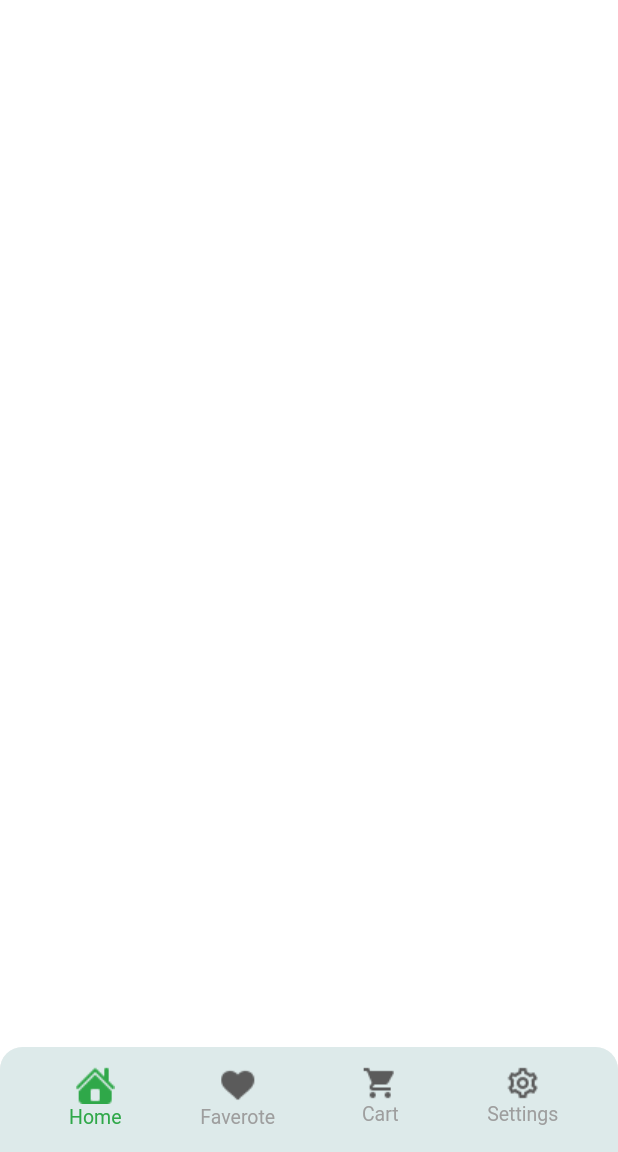
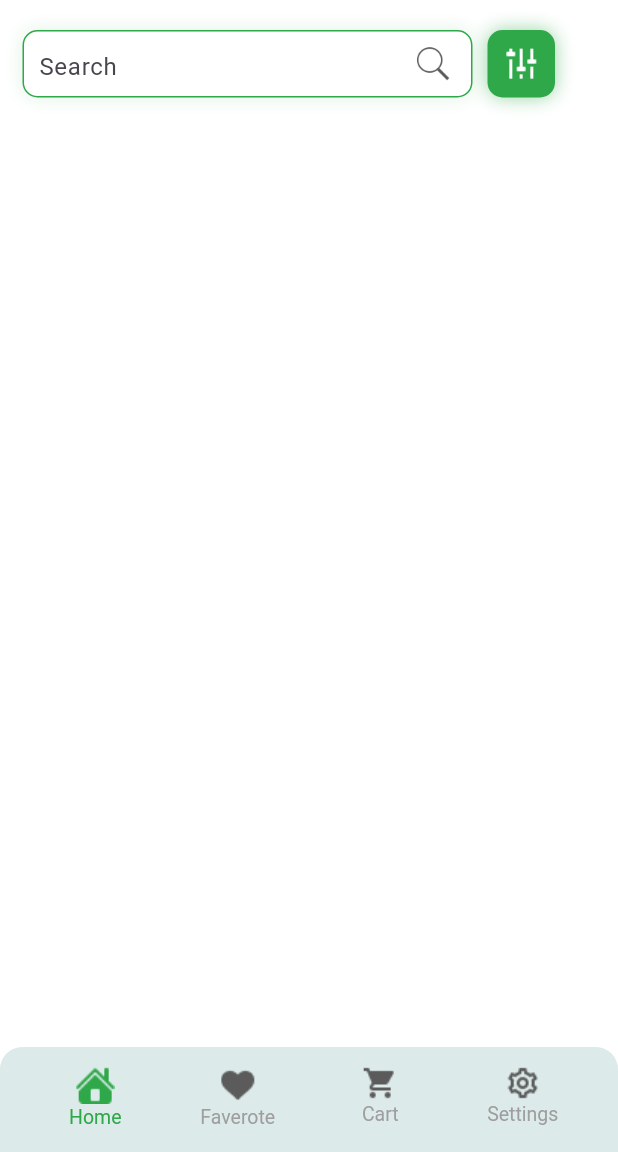
Before and after one commit to RaviYadavO4/plant-ui, a Flutter app: the BottomBarLayout screen opened by its route, on a phone screen of 412 x 824 dp, the part 84-1236 px from its top. Run offline on Flutter 3.47's test engine with Material 3 defaults, Android fonts, the phone set to English and light mode, and no system bars; our stand-ins replace dotted_line, figma_squircle, flutter_svg; Roboto replaces fonts that are missing (lato).

Commit message:
add search bar in HS Screen

```diff
--- a/lib/common/app_array.dart
+++ b/lib/common/app_array.dart
@@ -33,4 +33,16 @@ var drawerList = [
 
   ];
 
+
+var hs_categories = [
+  {"id" : 0,"category": "All"},
+  {"id" : 1,"category": "Outdoor"},
+  {"id" : 2,"category": "Indoor"},
+  {"id" : 3,"category": "Office"},
+  {"id" : 4,"category": "Garden"},
+
+  ];
+
+
+
 }
--- a/lib/providers/bottom_screen_provider/bottom_screen_provider.dart
+++ b/lib/providers/bottom_screen_provider/bottom_screen_provider.dart
@@ -12,8 +12,8 @@ class BottomScreenProvider extends ChangeNotifier {
   final List<Widget> screens = [
     const HomeScreen(),
     Container(color: appColors.white),
-    Container(color: appColors.white),
-    Container(color: appColors.white),
+    const HomeScreen(),
+    const HomeScreen(),
     // const CryptoScreen(),
     // const InsightScreen(),
     // const ProfileScreen(),
--- a/lib/screens/bottom_screen/home_screen/layout/hs_body_layout/home_body_layout.dart
+++ b/lib/screens/bottom_screen/home_screen/layout/hs_body_layout/home_body_layout.dart
@@ -1,6 +1,7 @@
 import 'package:flutter/material.dart';
 import 'package:plant_ui/common/theme/scale.dart';
 import 'package:plant_ui/providers/bottom_screen_provider/home_screen_provider.dart';
+import 'package:plant_ui/screens/bottom_screen/home_screen/layout/hs_body_layout/layout/hs_search_bar/hs_search_bar_layout.dart';
 import 'package:plant_ui/widgets/common_state.dart';
 import 'package:provider/provider.dart';
 
@@ -26,7 +27,7 @@ class _HomeBodyLayoutState extends State<HomeBodyLayout> {
             child: const Column(
               crossAxisAlignment: CrossAxisAlignment.start,
               children: [
-
+                HsSearchBarLayout()
               ],
             ),
           );
--- a/lib/screens/bottom_screen/home_screen/layout/hs_body_layout/layout/hs_search_bar/hs_search_bar_layout.dart
+++ b/lib/screens/bottom_screen/home_screen/layout/hs_body_layout/layout/hs_search_bar/hs_search_bar_layout.dart
@@ -1,10 +1,75 @@
 import 'package:flutter/material.dart';
+import 'package:plant_ui/config.dart';
 
 class HsSearchBarLayout extends StatelessWidget {
   const HsSearchBarLayout({super.key});
 
   @override
   Widget build(BuildContext context) {
-    return const Placeholder();
+    return Padding(
+              padding:
+                  const EdgeInsets.symmetric(horizontal: 15.0, vertical: 20.0),
+              child: Row(
+                children: [
+                  Container(
+                    height: 45.0,
+                    width: 300.0,
+                    padding: const EdgeInsets.symmetric(horizontal: 10.0),
+                    decoration: BoxDecoration(
+                      color: appColors.white,
+                      border: Border.all(color: appColors.green),
+                      boxShadow: [
+                        BoxShadow(
+                          color: appColors.green.withOpacity(0.15),
+                          blurRadius: 10,
+                          offset: const Offset(0, 0),
+                        ),
+                      ],
+                      borderRadius: BorderRadius.circular(10.0),
+                    ),
+                    child: Row(
+                      children: [
+                        const SizedBox(
+                          height: 45,
+                          width: 250,
+                          child: TextField(
+                            decoration: InputDecoration(
+                              border: InputBorder.none,
+                              hintText: 'Search',
+                            ),
+                          ),
+                        ),
+                        Image.asset(
+                          'assets/icons/search.png',
+                          height: 25,
+                        )
+                      ],
+                    ),
+                  ),
+                  const SizedBox(width: 10),
+                  Container(
+                    height: 45.0,
+                    width: 45.0,
+                    padding: const EdgeInsets.symmetric(horizontal: 10.0),
+                    decoration: BoxDecoration(
+                      color: appColors.green,
+                      boxShadow: [
+                        BoxShadow(
+                          color: appColors.green.withOpacity(0.5),
+                          blurRadius: 10,
+                          offset: const Offset(0, 0),
+                        ),
+                      ],
+                      borderRadius: BorderRadius.circular(10.0),
+                    ),
+                    child: Image.asset(
+                      'assets/icons/adjust.png',
+                      color: appColors.white,
+                      height: 25,
+                    ),
+                  ),
+                ],
+              ),
+            );
   }
 }
--- a/pubspec.yaml
+++ b/pubspec.yaml
@@ -73,6 +73,7 @@ flutter:
     - assets/svg/auth/
     - assets/svg/home/
     - assets/svg/drawerIcon/
+    - assets/icons/
   #   - images/a_dot_ham.jpeg
 
   # An image asset can refer to one or more resolution-specific "variants", see
```
